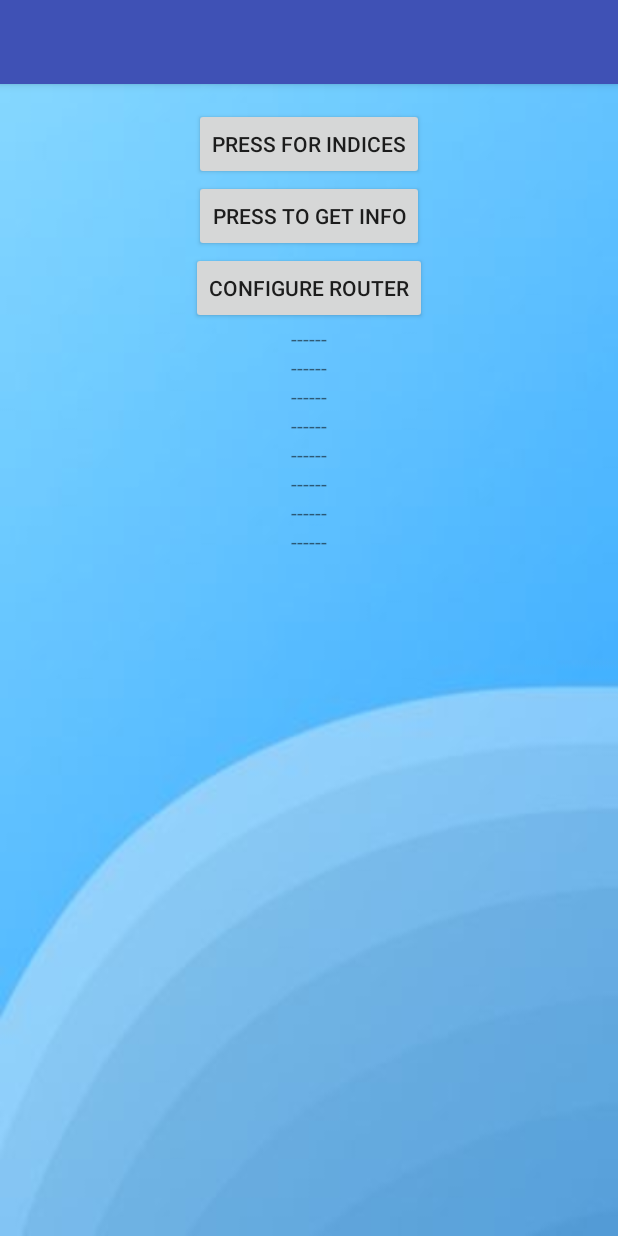
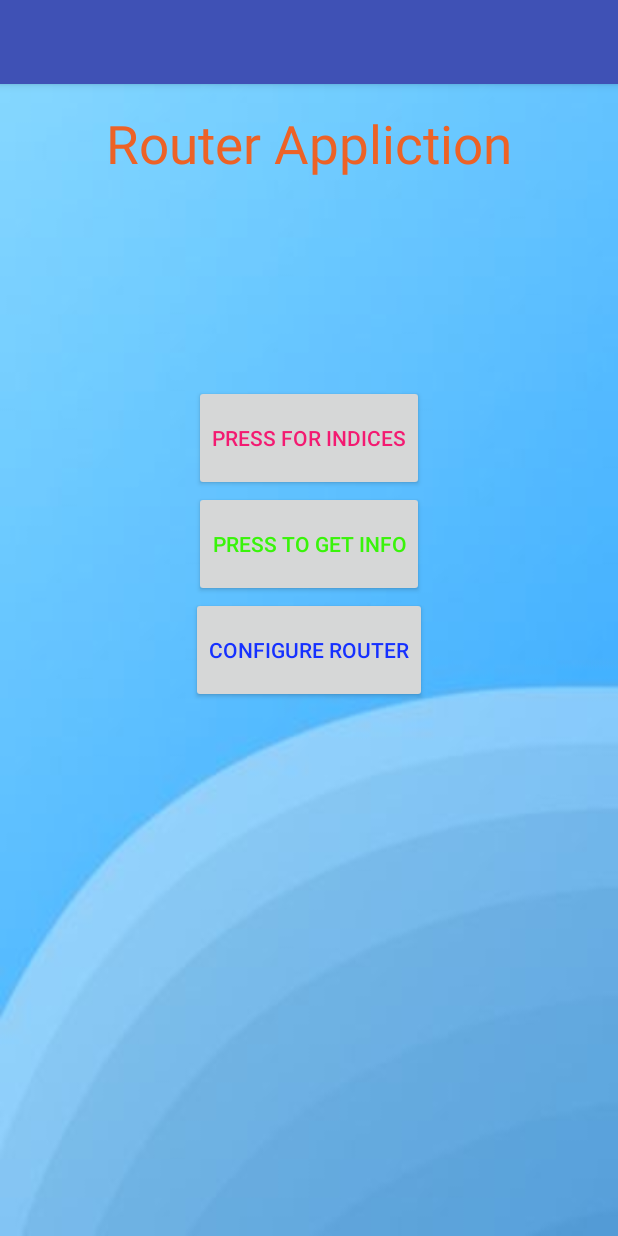
Before and after one commit to liorsap1/SW-Final-project-JCE-, an Android app: the screen it shows after launch (MainActivity), on a phone screen of 412 x 824 dp. Run offline under Robolectric (Android 15) with nearby library versions, the phone set to English and light mode, and no system bars.

Commit message:
design the screens

```diff
--- a/Code/WifiApp2/app/src/main/res/layout/activity_main.xml
+++ b/Code/WifiApp2/app/src/main/res/layout/activity_main.xml
@@ -32,14 +32,24 @@
     <LinearLayout
             android:orientation="vertical"
             android:layout_width="match_parent"
-            android:layout_height="wrap_content"
+            android:layout_height="match_parent"
             android:layout_weight="1"
             android:id="@+id/layout2">
+        <TextView
+                android:text="Router Appliction"
+                android:layout_width="wrap_content"
+                android:layout_height="wrap_content"
+                android:textSize="35sp"
+                android:layout_weight="6"
+                android:textColor="#ed6226"
+                android:layout_gravity="center"
+                android:id="@+id/title"/>
         <Button
                 android:text="press for Indices"
                 android:layout_width="wrap_content"
                 android:layout_height="wrap_content"
                 android:layout_weight="1"
+                android:textColor="#f31a71"
                 android:layout_gravity="center"
                 android:id="@+id/indices_button"
         />
@@ -48,6 +58,7 @@
                 android:layout_width="wrap_content"
                 android:layout_height="wrap_content"
                 android:layout_weight="1"
+                android:textColor="#39f40a"
                 android:layout_gravity="center"
                 android:id="@+id/info_button"
         />
@@ -56,11 +67,12 @@
                 android:layout_width="wrap_content"
                 android:layout_height="wrap_content"
                 android:layout_weight="1"
+                android:textColor="#1530ff"
                 android:layout_gravity="center"
                 android:id="@+id/config_route"/>
 
         <TextView
-                android:text="------"
+                android:text=""
                 android:layout_width="wrap_content"
                 android:layout_height="wrap_content"
                 android:layout_weight="1"
@@ -68,49 +80,49 @@
                 android:id="@+id/textView"/>
 
         <TextView
-                android:text="------"
+                android:text=""
                 android:layout_width="wrap_content"
                 android:layout_gravity="center"
                 android:layout_height="wrap_content"
                 android:layout_weight="1"
                 android:id="@+id/textView2"/>
         <TextView
-                android:text="------"
+                android:text=""
                 android:layout_width="wrap_content"
                 android:layout_height="wrap_content"
                 android:layout_weight="1"
                 android:layout_gravity="center"
                 android:id="@+id/textView3"/>
         <TextView
-                android:text="------"
+                android:text=""
                 android:layout_width="wrap_content"
                 android:layout_height="wrap_content"
                 android:layout_weight="1"
                 android:layout_gravity="center"
                 android:id="@+id/textView4"/>
         <TextView
-                android:text="------"
+                android:text=""
                 android:layout_width="wrap_content"
                 android:layout_height="wrap_content"
                 android:layout_weight="1"
                 android:layout_gravity="center"
                 android:id="@+id/textView6"/>
         <TextView
-                android:text="------"
+                android:text=""
                 android:layout_width="wrap_content"
                 android:layout_height="wrap_content"
                 android:layout_weight="1"
                 android:layout_gravity="center"
                 android:id="@+id/textView7"/>
         <TextView
-                android:text="------"
+                android:text=""
                 android:layout_width="wrap_content"
                 android:layout_height="wrap_content"
                 android:layout_weight="1"
                 android:layout_gravity="center"
                 android:id="@+id/textView8"/>
         <TextView
-                android:text="------"
+                android:text=""
                 android:layout_width="wrap_content"
                 android:layout_height="wrap_content"
                 android:layout_weight="1"
```
Also changed, not shown: Code/WifiApp2/app/src/main/res/layout/config_page.xml (+11 -1 lines), Code/WifiApp2/app/src/main/res/layout/indices.xml (+10 -0 lines), Code/WifiApp2/app/src/main/res/layout/router_details.xml (+11 -0 lines).
